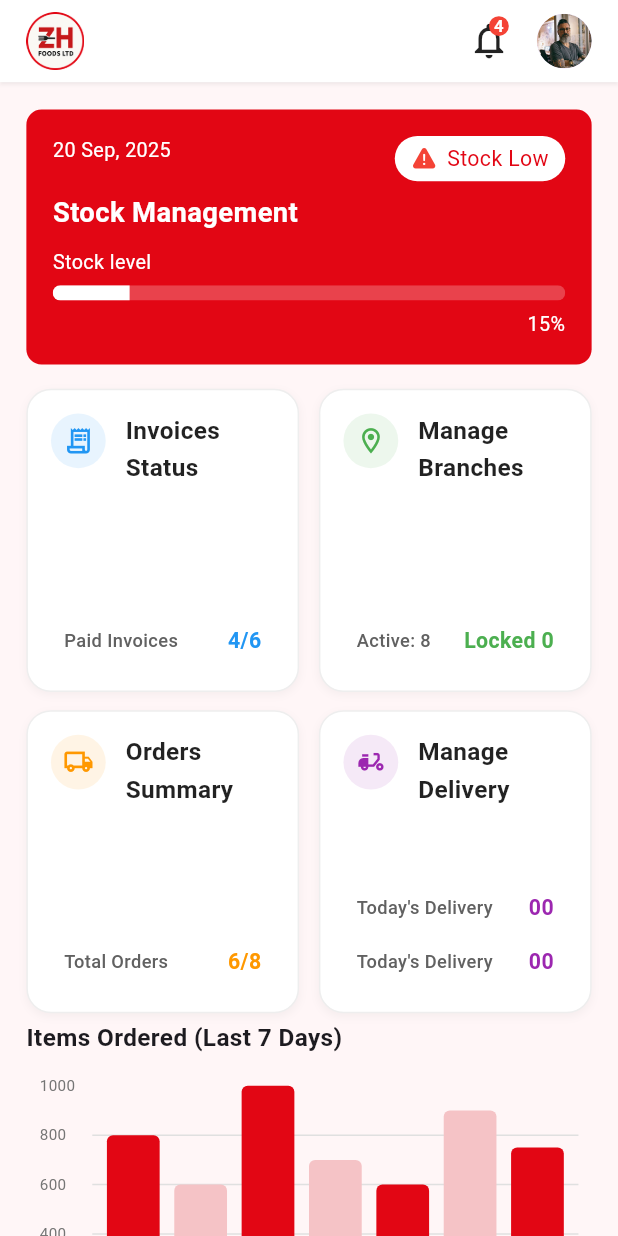
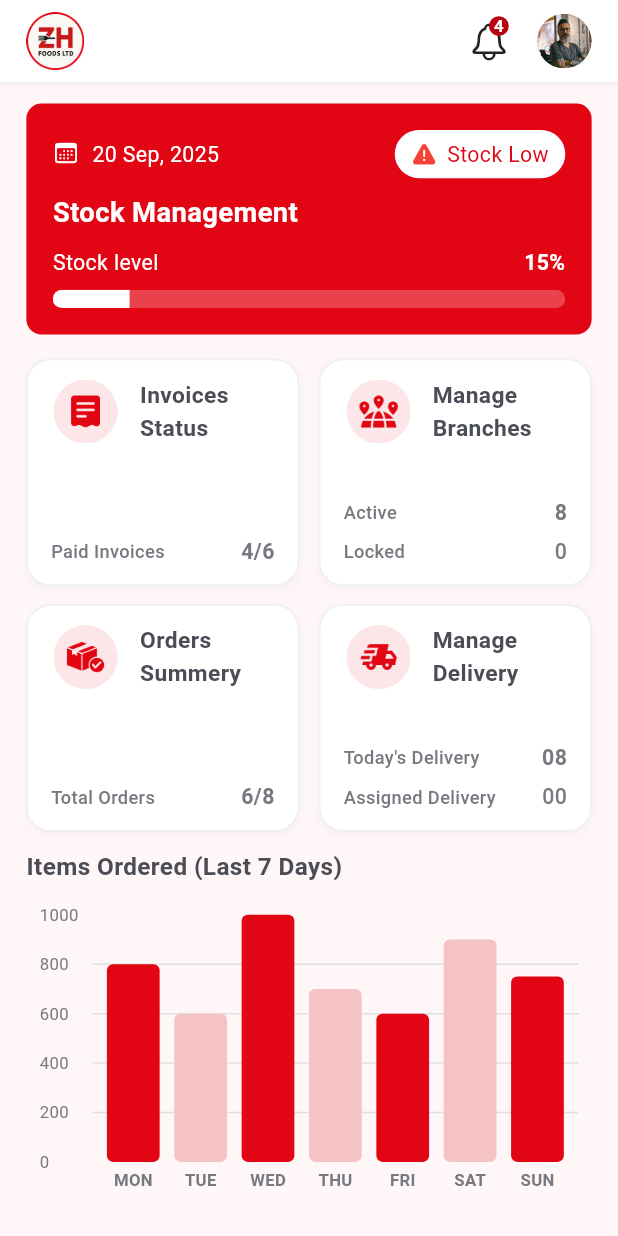
Before and after one commit to backbencherstudio/hmlegends, a Flutter app: the HomeScreen screen opened by its route, on a phone screen of 412 x 824 dp. Run offline on Flutter 3.47's test engine with Material 3 defaults, Android fonts, the phone set to English and light mode, and no system bars; drawn by our look-alikes of fl_chart; our stand-ins replace flutter_screenutil, pinput.

Commit message:
Fix the headoffice home screen ui

```diff
--- a/lib/core/constant/app_colors.dart
+++ b/lib/core/constant/app_colors.dart
@@ -11,5 +11,6 @@ class AppColors{
   static const Color otpVerifyColor = Color(0xFFE9E9EA);
   static const Color bgColor = Color(0xFFFFF6F7);
   static const Color headOfficeRadiusColor = Color(0xFFE20614);
+  static const Color headOfficeCardBorderColor = Color(0xFFECEFF3);
 
 }
--- a/lib/core/constant/asset_path.dart
+++ b/lib/core/constant/asset_path.dart
@@ -10,6 +10,10 @@ class AssetPaths {
   static const String appleIcon ='$_iconUrl/apple_icon.png';
   static const String passwordIcon ='$_iconUrl/password_icon.png';
   static const String personIcon ='$_iconUrl/profile_icon.png';
+  static const String branchIcon ='$_iconUrl/branch.png';
+  static const String invoiceIcon ='$_iconUrl/invoice.png';
+  static const String deliveryIcon ='$_iconUrl/material.png';
+  static const String orderIcon ='$_iconUrl/orders.png';
 
 
 
--- a/lib/presentation/view/parent/home/screen/home_screen.dart
+++ b/lib/presentation/view/parent/home/screen/home_screen.dart
@@ -4,7 +4,7 @@ import 'package:flutter_screenutil/flutter_screenutil.dart';
 import 'package:hmlegends/core/constant/app_colors.dart';
 import 'package:hmlegends/core/constant/asset_path.dart';
 import 'package:hmlegends/presentation/view/widget/custom_app_bar.dart';
-
+import '../widget/info_card.dart';
 import '../widget/weekly_bar_chart.dart';
 
 class HomeScreen extends StatelessWidget {
@@ -14,313 +14,132 @@ class HomeScreen extends StatelessWidget {
   Widget build(BuildContext context) {
     return Scaffold(
       backgroundColor: AppColors.bgColor,
-      appBar: CustomAppBar(title: '', profileImage: AssetPaths.personIcon, notificationCount: 4,),
+      appBar: CustomAppBar(
+        title: '',
+        profileImage: AssetPaths.personIcon,
+        notificationCount: 4,
+      ),
       body: SingleChildScrollView(
         padding: EdgeInsets.symmetric(horizontal: 16.w, vertical: 8.h),
         child: Column(
           crossAxisAlignment: CrossAxisAlignment.start,
           children: [
-            SizedBox(height: 10.h,),
-            Container(
+            SizedBox(height: 6.h),
+            _stockCard(context),
+            SizedBox(height: 16.h),
+            _gridCards(),
+            SizedBox(height: 12.h),
+            Text('Items Ordered (Last 7 Days)',
+                style: TextStyle(
+                    fontWeight: FontWeight.w600,
+                    fontSize: 16.sp,
+                    color: AppColors.authHeaderTextColor)),
+            SizedBox(height: 12.h),
+            const WeeklyBarChart(),
+          ],
+        ),
+      ),
+    );
+  }
+
+  Widget _stockCard(BuildContext context) => Container(
     padding: EdgeInsets.all(16.w),
     decoration: BoxDecoration(
         color: AppColors.headOfficeRadiusColor,
-                borderRadius: BorderRadius.circular(10.r),
-              ),
+        borderRadius: BorderRadius.circular(10.r)),
     child: Column(
       crossAxisAlignment: CrossAxisAlignment.start,
       children: [
-                  Row(
-                    mainAxisAlignment: MainAxisAlignment.spaceBetween,
-                    crossAxisAlignment: CrossAxisAlignment.start,
-                    children: [
-                      Expanded(
-                        child: Text(
-                          '20 Sep, 2025',
+        Row(mainAxisAlignment: MainAxisAlignment.spaceBetween, children: [
+          Row(children: [
+            Icon(CupertinoIcons.calendar, color: Colors.white, size: 16.w),
+            SizedBox(width: 8.w),
+            Text('20 Sep, 2025',
+                style: TextStyle(color: Colors.white, fontSize: 14.sp))
+          ]),
+          _stockChip()
+        ]),
+        SizedBox(height: 10.h),
+        Text('Stock Management',
             style: TextStyle(
                 color: Colors.white,
-                            fontSize: 13.sp,
-                          ),
-                        ),
-                      ),
-                      Container(
-                        constraints: BoxConstraints(
-                          maxWidth: MediaQuery.of(context).size.width * 0.4,
-                        ),
-                        child: _buildCustomChip(),
-                      ),
-                    ],
-                  ),
-
-                  SizedBox(height: 8.h),
-                  Text(
-                    'Stock Management',
+                fontWeight: FontWeight.w600,
+                fontSize: 18.sp)),
+        SizedBox(height: 10.h),
+        Row(mainAxisAlignment: MainAxisAlignment.spaceBetween, children: [
+          Text('Stock level',
+              style: TextStyle(color: Colors.white, fontSize: 14.sp)),
+          Text('15%',
               style: TextStyle(
                   color: Colors.white,
-                      fontWeight: FontWeight.bold,
-                      fontSize: 18.sp,
-                    ),
-                  ),
-                  SizedBox(height: 10.h),
-                  Text(
-                    'Stock level',
-                    style: TextStyle(color: Colors.white, fontSize: 13.sp),
-                  ),
-                  SizedBox(height: 6.h),
+                  fontSize: 14.sp,
+                  fontWeight: FontWeight.w600)),
+        ]),
+        SizedBox(height: 8.h),
         ClipRRect(
           borderRadius: BorderRadius.circular(10.r),
           child: LinearProgressIndicator(
               value: 0.15,
               backgroundColor: Colors.white24,
               color: Colors.white,
-                      minHeight: 10.h,
-                    ),
-                  ),
-                  SizedBox(height: 6.h),
-                  Align(
-                    alignment: Alignment.centerRight,
-                    child: Text(
-                      '15%',
-                      style: TextStyle(color: Colors.white, fontSize: 13.sp),
-                    ),
-                  ),
+              minHeight: 12.h),
+        )
       ],
     ),
-            ),
-            SizedBox(height: 16.h),
+  );
 
-            // Grid Cards
-            GridView.count(
-              crossAxisCount: 2,
-              shrinkWrap: true,
-              crossAxisSpacing: 12.w,
-              mainAxisSpacing: 12.h,
-              physics: const NeverScrollableScrollPhysics(),
-              childAspectRatio: 0.9,
-              children: [
-                _infoCard(
-                  'Invoices',
-                  'Status',
-                  '','',
-                  'Paid Invoices',
-                  '4/6',
-
-                  Icons.receipt_long_outlined,
-                  Colors.blue,
-                ),
-                _infoCard(
-                  'Manage',
-                  'Branches',
-                  '','',
-                  'Active: 8',
-                  'Locked 0',
-
-                  Icons.location_on_outlined,
-                  Colors.green,
-                ),
-                _infoCard(
-                  'Orders',
-                  'Summary',
-                  '','',
-                  'Total Orders',
-                  '6/8',
-
-                  Icons.local_shipping_outlined,
-                  Colors.orange,
-                ),
-                _infoCard(
-                  'Manage',
-                  'Delivery',
-                  "Today's Delivery",
-                  '00',
-                  "Today's Delivery",
-                  '00',
-                  Icons.delivery_dining,
-                  Colors.purple,
-                ),
-              ],
-            ),
-
-            SizedBox(height: 5.h),
-            Text(
-              'Items Ordered (Last 7 Days)',
-              style: TextStyle(fontWeight: FontWeight.w600, fontSize: 16.sp),
-            ),
-            SizedBox(height: 12.h),
-            WeeklyBarChart(),
-          ],
-        ),
-      ),
-    );
-  }
-
-  // Custom Chip replacement
-  Widget _buildCustomChip() {
-    return Container(
+  Widget _stockChip() => Container(
     padding: EdgeInsets.symmetric(horizontal: 10.w, vertical: 6.h),
     decoration: BoxDecoration(
-        color: Colors.white,
-        borderRadius: BorderRadius.circular(16.r),
-      ),
-      child: Row(
-        mainAxisSize: MainAxisSize.min,
-        crossAxisAlignment: CrossAxisAlignment.center,
-        children: [
-          Icon(
-            CupertinoIcons.exclamationmark_triangle_fill,
-            color: Colors.red,
-            size: 17.sp,
-          ),
+        color: Colors.white, borderRadius: BorderRadius.circular(16.r)),
+    child: Row(mainAxisSize: MainAxisSize.min, children: [
+      Icon(CupertinoIcons.exclamationmark_triangle_fill,
+          color: Colors.red, size: 17.sp),
       SizedBox(width: 6.w),
-          Text(
-            'Stock Low',
-            textAlign: TextAlign.center,
+      Text('Stock Low',
           style: TextStyle(
               color: AppColors.headOfficeRadiusColor,
               fontSize: 14.sp,
-              fontWeight: FontWeight.w400,
-              height: 1.3,
-            ),
-            overflow: TextOverflow.ellipsis,
-          ),
+              fontWeight: FontWeight.w400))
+    ]),
+  );
+
+  Widget _gridCards() => GridView.count(
+    crossAxisCount: 2,
+    shrinkWrap: true,
+    physics: const NeverScrollableScrollPhysics(),
+    crossAxisSpacing: 12.w,
+    mainAxisSpacing: 12.h,
+    childAspectRatio: 1.2,
+    children: const [
+      InfoCard(
+          title: 'Invoices',
+          subtitle: 'Status',
+          label1: 'Paid Invoices',
+          value1: '4/6',
+          iconPath: AssetPaths.invoiceIcon),
+      InfoCard(
+          title: 'Manage',
+          subtitle: 'Branches',
+          label1: 'Active',
+          value1: '8',
+          label2: 'Locked',
+          value2: '0',
+          iconPath: AssetPaths.branchIcon),
+      InfoCard(
+          title: 'Orders',
+          subtitle: 'Summery',
+          label1: 'Total Orders',
+          value1: '6/8',
+          iconPath: AssetPaths.orderIcon),
+      InfoCard(
+          title: 'Manage',
+          subtitle: 'Delivery',
+          label1: "Today's Delivery",
+          value1: '08',
+          label2: 'Assigned Delivery',
+          value2: '00',
+          iconPath: AssetPaths.deliveryIcon),
     ],
-      ),
   );
 }
-
-  Widget _infoCard(
-      String title,
-      String title1,
-      String line1,
-      String line2,
-      String? line3,
-      String? line4,
-      IconData icon,
-      Color color,
-      ) {
-    return Container(
-      height: 100.h,
-      padding: EdgeInsets.all(14.w),
-      decoration: BoxDecoration(
-        color: Colors.white,
-        borderRadius: BorderRadius.circular(16.r),
-        border: Border.all(color: Colors.grey.shade200),
-        boxShadow: [
-          BoxShadow(
-            color: Colors.grey.withOpacity(0.1),
-            blurRadius: 4,
-            offset: const Offset(0, 2),
-          ),
-        ],
-      ),
-      child: Column(
-        crossAxisAlignment: CrossAxisAlignment.start,
-        children: [
-          // Top section with icon and titles
-          Row(
-            crossAxisAlignment: CrossAxisAlignment.start,
-            children: [
-              CircleAvatar(
-                radius: 18.r,
-                backgroundColor: color.withOpacity(0.1),
-                child: Icon(icon, color: color, size: 20.sp),
-              ),
-              SizedBox(width: 12.w),
-              Expanded(
-                child: Column(
-                  crossAxisAlignment: CrossAxisAlignment.start,
-                  children: [
-                    Text(
-                      title,
-                      style: TextStyle(
-                        fontWeight: FontWeight.w600,
-                        fontSize: 16.sp,
-                        color: Colors.black87,
-                      ),
-                    ),
-                    SizedBox(height: 2.h),
-                    Text(
-                      title1,
-                      style: TextStyle(
-                        fontWeight: FontWeight.w600,
-                        fontSize: 16.sp,
-                        color: Colors.black87,
-                      ),
-                    ),
-                  ],
-                ),
-              ),
-            ],
-          ),
-
-          // Spacer to push bottom section down
-          Expanded(child: Container()),
-
-          // Bottom section with two texts
-          Container(
-            width: double.infinity,
-            padding: EdgeInsets.symmetric(vertical: 8.h, horizontal: 8.w),
-            decoration: BoxDecoration(
-              borderRadius: BorderRadius.circular(8.r),
-            ),
-            child: Row(
-              mainAxisAlignment: MainAxisAlignment.spaceBetween,
-              children: [
-                // Bottom left text
-                Text(
-                  line1,
-                  style: TextStyle(
-                    color: Colors.grey[700],
-                    fontSize: 12.sp,
-                    fontWeight: FontWeight.w500,
-                  ),
-                ),
-
-                // Bottom right text
-                Text(
-                  line2,
-                  style: TextStyle(
-                    color: color,
-                    fontSize: 14.sp,
-                    fontWeight: FontWeight.w700,
-                  ),
-                ),
-              ],
-            ),
-          ),
-          Container(
-            width: double.infinity,
-            padding: EdgeInsets.symmetric(vertical: 8.h, horizontal: 8.w),
-            decoration: BoxDecoration(
-              borderRadius: BorderRadius.circular(8.r),
-            ),
-            child: Row(
-              mainAxisAlignment: MainAxisAlignment.spaceBetween,
-              children: [
-                // Bottom left text
-                Text(
-                  line3??'',
-                  style: TextStyle(
-                    color: Colors.grey[700],
-                    fontSize: 12.sp,
-                    fontWeight: FontWeight.w500,
-                  ),
-                ),
-
-                // Bottom right text
-                Text(
-                  line4??'',
-                  style: TextStyle(
-                    color: color,
-                    fontSize: 14.sp,
-                    fontWeight: FontWeight.w700,
-                  ),
-                ),
-              ],
-            ),
-          ),
-        ],
-      ),
-    );
-  }
-}
--- /dev/null
+++ b/lib/presentation/view/parent/home/widget/info_card.dart
@@ -0,0 +1,99 @@
+import 'package:flutter/material.dart';
+import 'package:flutter_screenutil/flutter_screenutil.dart';
+import 'package:hmlegends/core/constant/app_colors.dart';
+
+class InfoCard extends StatelessWidget {
+  final String title, subtitle, label1, value1, iconPath;
+  final String? label2, value2;
+
+  const InfoCard({
+    super.key,
+    required this.title,
+    required this.subtitle,
+    required this.label1,
+    required this.value1,
+    required this.iconPath,
+    this.label2,
+    this.value2,
+  });
+
+  @override
+  Widget build(BuildContext context) {
+    final hasSecondLine = label2 != null && value2 != null;
+
+    return Container(
+      decoration: BoxDecoration(
+        color: Colors.white,
+        borderRadius: BorderRadius.circular(16.r),
+        border: Border.all(color: AppColors.headOfficeCardBorderColor),
+        boxShadow: [
+          BoxShadow(
+            color: Colors.black12.withOpacity(0.03),
+            blurRadius: 4,
+            offset: const Offset(0, 2),
+          ),
+        ],
+      ),
+      padding: EdgeInsets.symmetric(horizontal: 14.w, vertical: 12.h),
+      child: Column(
+        crossAxisAlignment: CrossAxisAlignment.start,
+        children: [
+          // Top Icon + Titles
+          Row(
+            children: [
+              Image.asset(iconPath, width: 42.w, height: 42.h),
+              SizedBox(width: 12.w),
+              Expanded(
+                child: Column(
+                  crossAxisAlignment: CrossAxisAlignment.start,
+                  children: [
+                    Text(title,
+                        style: TextStyle(
+                            fontSize: 15.sp,
+                            fontWeight: FontWeight.w600,
+                            color: AppColors.authHeaderTextColor)),
+                    Text(subtitle,
+                        style: TextStyle(
+                            fontSize: 15.sp,
+                            fontWeight: FontWeight.w600,
+                            color: AppColors.authHeaderTextColor)),
+                  ],
+                ),
+              ),
+            ],
+          ),
+
+          const Spacer(),
+
+          // Bottom labels
+          if (hasSecondLine) ...[
+            _row(label1, value1, true),
+            SizedBox(height: 6.h),
+            _row(label2!, value2!, false),
+          ] else ...[
+            SizedBox(height: 6.h),
+            _row(label1, value1, true),
+          ],
+        ],
+      ),
+    );
+  }
+
+  Widget _row(String label, String value, bool bold) {
+    return Row(
+      mainAxisAlignment: MainAxisAlignment.spaceBetween,
+      children: [
+        Text(label,
+            style: TextStyle(
+                color: AppColors.authBodyTextColor,
+                fontSize: 12.sp,
+                fontWeight: FontWeight.w500)),
+        Text(value,
+            style: TextStyle(
+                color: AppColors.authBodyTextColor,
+                fontSize: 14.sp,
+                fontWeight: bold ? FontWeight.w700 : FontWeight.w500)),
+      ],
+    );
+  }
+}
--- a/lib/presentation/view/parent/home/widget/weekly_bar_chart.dart
+++ b/lib/presentation/view/parent/home/widget/weekly_bar_chart.dart
@@ -1,6 +1,8 @@
 import 'package:fl_chart/fl_chart.dart';
 import 'package:flutter/material.dart';
 import 'package:flutter_screenutil/flutter_screenutil.dart';
+
+import '../../../../../core/constant/app_colors.dart';
 
 class WeeklyBarChart extends StatelessWidget {
   const WeeklyBarChart({super.key});
@@ -38,8 +40,8 @@ class WeeklyBarChart extends StatelessWidget {
                   return Text(
                     value.toInt().toString(),
                     style: TextStyle(
-                      fontSize: 10.sp,
-                      color: Colors.grey[600],
+                      fontSize: 11.sp,
+                      color: AppColors.authBodyTextColor,
                     ),
                   );
                 },
@@ -56,7 +58,7 @@ class WeeklyBarChart extends StatelessWidget {
                       days[value.toInt()],
                       style: TextStyle(
                         fontSize: 11.sp,
-                        color: Colors.black87,
+                        color: AppColors.authBodyTextColor,
                         fontWeight: FontWeight.w600,
                       ),
                     ),
--- a/lib/presentation/view/widget/custom_app_bar.dart
+++ b/lib/presentation/view/widget/custom_app_bar.dart
@@ -1,3 +1,4 @@
+import 'package:flutter/cupertino.dart';
 import 'package:flutter/material.dart';
 import 'package:flutter_screenutil/flutter_screenutil.dart';
 import 'package:hmlegends/core/constant/app_colors.dart';
@@ -56,7 +57,7 @@ class CustomAppBar extends StatelessWidget implements PreferredSizeWidget {
                     child: Stack(
                       clipBehavior: Clip.none,
                       children: [
-                        Icon(Icons.notifications_outlined, size: 28.sp),
+                        Icon(CupertinoIcons.bell, size: 28.sp),
                         if (notificationCount > 0)
                           Positioned(
                             right: 1.w,
@@ -64,7 +65,7 @@ class CustomAppBar extends StatelessWidget implements PreferredSizeWidget {
                             child: Container(
                               padding: EdgeInsets.all(3.w),
                               decoration: const BoxDecoration(
-                                color: Colors.red,
+                                color: Color(0xFFB5050F),
                                 shape: BoxShape.circle,
                               ),
                               child: Text(
```
Also changed, not shown: assets/icons/branch.png (added), assets/icons/invoice.png (added), assets/icons/material.png (added), assets/icons/orders.png (added). Lines whose indentation alone changed are shown as unchanged.
